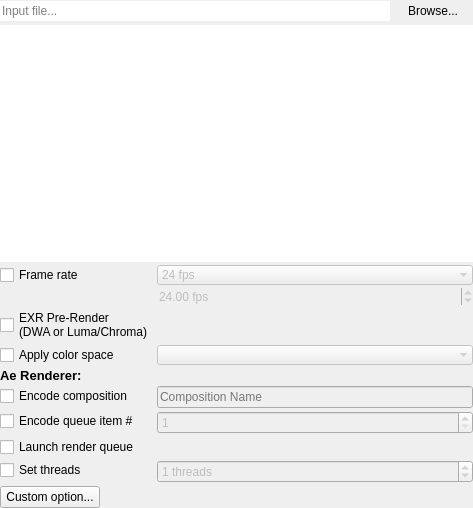
This is src/UI/inputwidget.ui in RxLaboratory/DuME as Qt 5 draws it before an edit. The edited form follows.
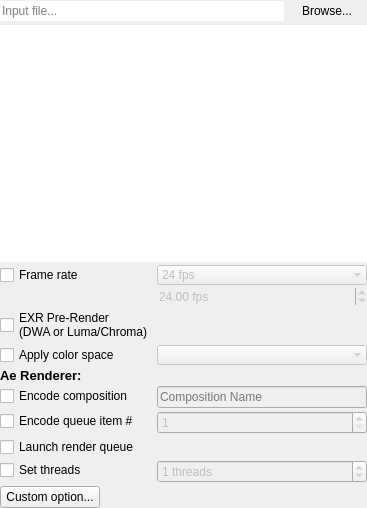
This is the edited form. Custom widgets are drawn as their Qt base class.

Diff of the .ui file:
```diff
--- a/src/UI/inputwidget.ui
+++ b/src/UI/inputwidget.ui
@@ -6,7 +6,7 @@
    <rect>
     <x>0</x>
     <y>0</y>
-    <width>473</width>
+    <width>367</width>
     <height>508</height>
    </rect>
   </property>
@@ -75,8 +75,8 @@
        <rect>
         <x>0</x>
         <y>0</y>
-        <width>473</width>
-        <height>479</height>
+        <width>367</width>
+        <height>478</height>
        </rect>
       </property>
       <layout class="QVBoxLayout" name="verticalLayout" stretch="1,0">
@@ -428,6 +428,13 @@
    </item>
   </layout>
  </widget>
+ <customwidgets>
+  <customwidget>
+   <class>UIBigComboBox</class>
+   <extends>QComboBox</extends>
+   <header>UI/uibigcombobox.h</header>
+  </customwidget>
+ </customwidgets>
  <resources/>
  <connections/>
 </ui>
```
Left out of the diff: 2 changed lines with no effect on the pictures.
